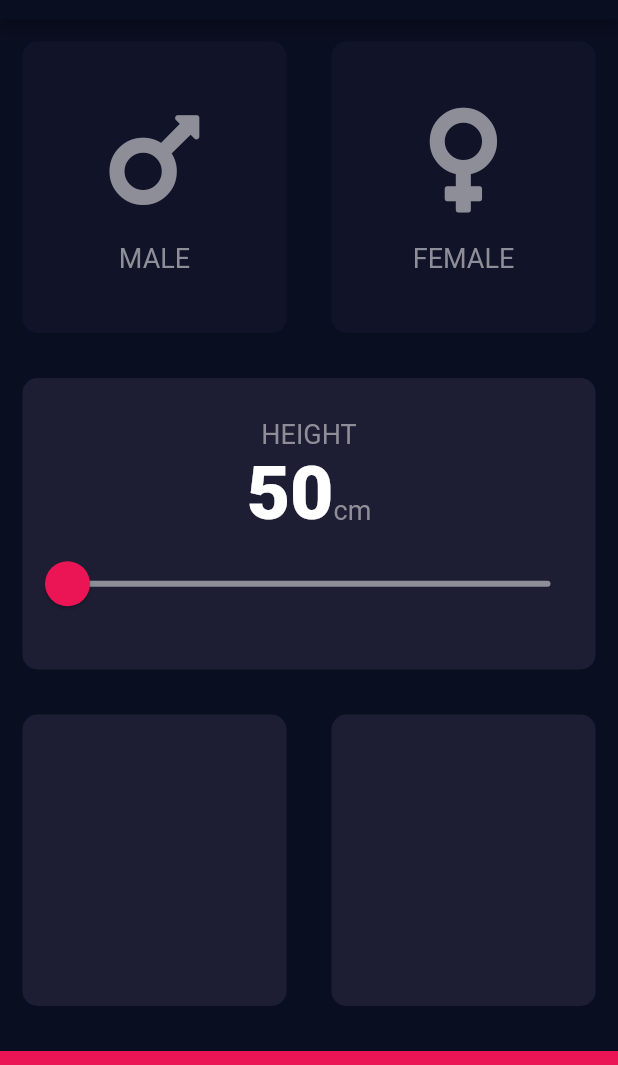
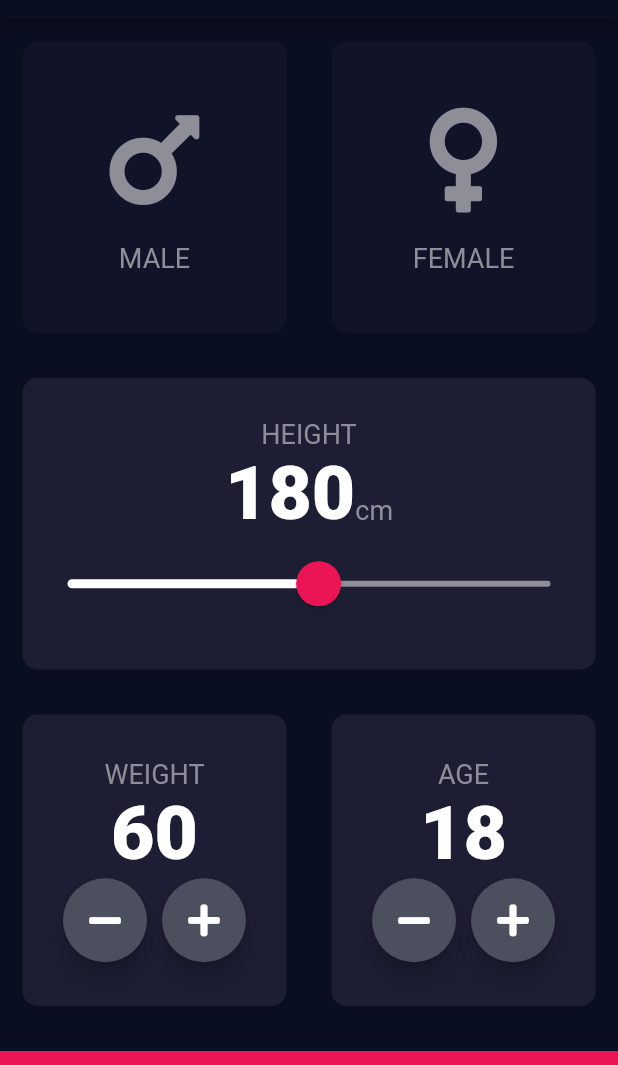
Before and after one commit to dtodt/bmi-calculator, a Flutter app: the screen it shows after launch, on a phone screen of 412 x 824 dp, the part 65-1130 px from its top. Run offline on Flutter 3.47's test engine with Material 2 defaults, Android fonts, the phone set to English and light mode, and no system bars; our stand-ins replace font_awesome_flutter.

Commit message:
feat: weight and age pickers

```diff
--- a/lib/input_page.dart
+++ b/lib/input_page.dart
@@ -12,7 +12,9 @@ class InputPage extends StatefulWidget {
 
 class _InputPageState extends State<InputPage> {
   Gender selectedGender;
-  int height = 50;
+  int age = 18;
+  int height = 180;
+  int weight = 60;
 
   void updateGender(Gender gender) {
     setState(() {
@@ -104,11 +106,89 @@ class _InputPageState extends State<InputPage> {
                 Expanded(
                   child: ReusableCard(
                     colour: AppColors.cardActive,
+                    child: Column(
+                      mainAxisAlignment: MainAxisAlignment.center,
+                      children: <Widget>[
+                        Text(
+                          'WEIGHT',
+                          style: AppLayout.labelTextStyle,
+                        ),
+                        Text(
+                          weight.toString(),
+                          style: AppLayout.numberTextStyle,
+                        ),
+                        Row(
+                          mainAxisAlignment: MainAxisAlignment.center,
+                          children: <Widget>[
+                            RoundIconButton(
+                              icon: FontAwesomeIcons.minus,
+                              onPressed: () {
+                                setState(() {
+                                  if (weight - 1 > 0) {
+                                    weight--;
+                                  }
+                                });
+                              },
+                            ),
+                            SizedBox(
+                              width: 10.0,
+                            ),
+                            RoundIconButton(
+                              icon: FontAwesomeIcons.plus,
+                              onPressed: () {
+                                setState(() {
+                                  weight++;
+                                });
+                              },
+                            ),
+                          ],
+                        ),
+                      ],
+                    ),
                   ),
                 ),
                 Expanded(
                   child: ReusableCard(
                     colour: AppColors.cardActive,
+                    child: Column(
+                      mainAxisAlignment: MainAxisAlignment.center,
+                      children: <Widget>[
+                        Text(
+                          'AGE',
+                          style: AppLayout.labelTextStyle,
+                        ),
+                        Text(
+                          age.toString(),
+                          style: AppLayout.numberTextStyle,
+                        ),
+                        Row(
+                          mainAxisAlignment: MainAxisAlignment.center,
+                          children: <Widget>[
+                            RoundIconButton(
+                              icon: FontAwesomeIcons.minus,
+                              onPressed: () {
+                                setState(() {
+                                  if (age - 1 > 0) {
+                                    age--;
+                                  }
+                                });
+                              },
+                            ),
+                            SizedBox(
+                              width: 10.0,
+                            ),
+                            RoundIconButton(
+                              icon: FontAwesomeIcons.plus,
+                              onPressed: () {
+                                setState(() {
+                                  age++;
+                                });
+                              },
+                            ),
+                          ],
+                        ),
+                      ],
+                    ),
                   ),
                 ),
               ],
@@ -129,3 +209,25 @@ class _InputPageState extends State<InputPage> {
 }
 
 enum Gender { MALE, FEMALE }
+
+class RoundIconButton extends StatelessWidget {
+  const RoundIconButton({@required this.icon, @required this.onPressed});
+
+  final IconData icon;
+  final Function onPressed;
+
+  @override
+  Widget build(BuildContext context) {
+    return RawMaterialButton(
+      child: Icon(icon),
+      constraints: BoxConstraints.tightFor(
+        height: 56.0,
+        width: 56.0,
+      ),
+      elevation: 6.0,
+      fillColor: Color(0xFF4C4F5E),
+      onPressed: onPressed,
+      shape: CircleBorder(),
+    );
+  }
+}
```
